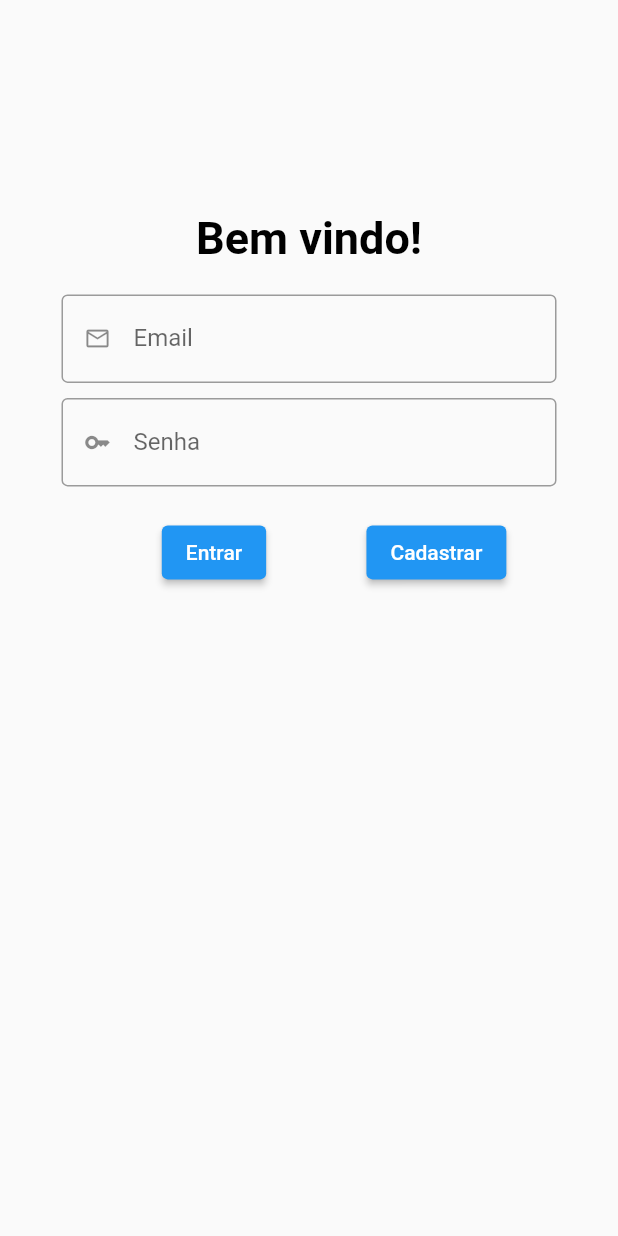
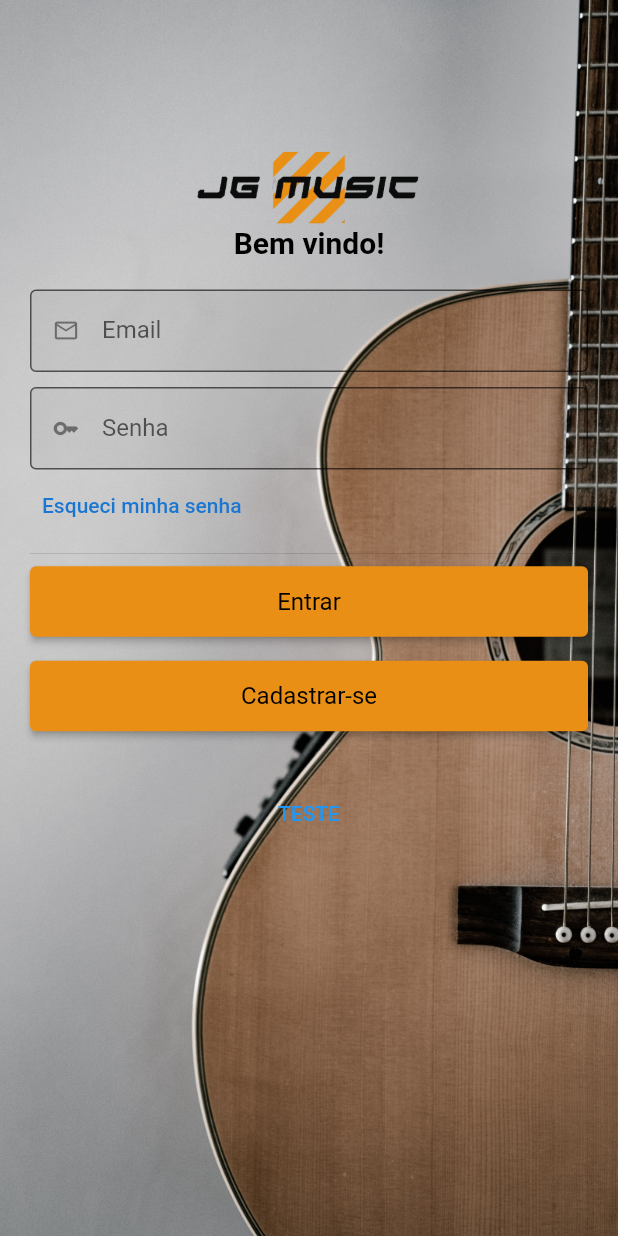
Before and after one commit to JGuilhermeSN/Music-Store-app, a Flutter app: the screen it shows after launch, on a phone screen of 412 x 824 dp. Run offline on Flutter 3.47's test engine with Material 2 defaults, Android fonts, the phone set to English and light mode, and no system bars; our stand-ins replace cloud_firestore, firebase_auth, firebase_core; accounts and stored records are empty.

Commit message:
melhorias de telas e algumas atualizações

```diff
--- /dev/null
+++ b/lib/helpers/block_button.dart
@@ -0,0 +1,27 @@
+import 'package:flutter/material.dart';
+
+class BlockButton extends StatelessWidget {
+  final Text label;
+  final Function()? onPressed;
+
+  final buttonStyle = ElevatedButton.styleFrom(
+    onPrimary: Colors.black,
+    primary: const Color.fromARGB(255, 233, 143, 21),
+    textStyle: const TextStyle(
+      fontSize: 16,
+    ),
+    padding: const EdgeInsets.all(14),
+  );
+
+  BlockButton({Key? key, required this.label, required this.onPressed})
+      : super(key: key);
+
+  @override
+  Widget build(BuildContext context) {
+    return SizedBox(
+      width: MediaQuery.of(context).size.width,
+      child: ElevatedButton(
+          style: buttonStyle, onPressed: onPressed, child: label),
+    );
+  }
+}
--- a/lib/main.dart
+++ b/lib/main.dart
@@ -1,16 +1,16 @@
+// import 'package:musicstore_app/screens/utils/cart_screen.dart';
+// import 'package:musicstore_app/models/products/cart_storage.dart';
 import 'package:firebase_core/firebase_core.dart';
 import 'package:flutter/material.dart';
-// import 'package:musicstore_app/models/products/cart_storage.dart';
 import 'package:musicstore_app/screens/home/homepage.dart';
 import 'package:musicstore_app/screens/login/login_screen.dart';
 import 'package:musicstore_app/screens/login/signup_screen.dart';
-import 'package:musicstore_app/screens/utils/cart_screen.dart';
 import 'firebase_options.dart';
 
 void main() async {
-  await Firebase.initializeApp(options: DefaultFirebaseOptions.currentPlatform);
   WidgetsFlutterBinding.ensureInitialized();
   runApp(const MyApp());
+  await Firebase.initializeApp(options: DefaultFirebaseOptions.currentPlatform);
 }
 
 class MyApp extends StatelessWidget {
--- a/lib/screens/login/login_screen.dart
+++ b/lib/screens/login/login_screen.dart
@@ -1,5 +1,5 @@
-// import 'dart:html';
 import 'package:flutter/material.dart';
+import 'package:musicstore_app/helpers/block_button.dart';
 import 'package:musicstore_app/screens/home/homepage.dart';
 import 'package:musicstore_app/user/user_local.dart';
 import 'package:musicstore_app/user/user_services.dart';
@@ -17,14 +17,19 @@ class _LoginScreenState extends State<LoginScreen> {
   @override
   Widget build(BuildContext context) {
     return Scaffold(
-      body: Form(
-        child: Center(
-          heightFactor: 1.75,
+      body: Container(
+        decoration: const BoxDecoration(
+            image: DecorationImage(
+                image: AssetImage(
+                  'assets/images/annie-spratt-violao_base.jpg',
+                ),
+                fit: BoxFit.cover)),
+        child: Form(
           child: Container(
-            height: 350,
-            width: 350,
-            padding: const EdgeInsets.all(10),
-            alignment: Alignment.topCenter,
+            height: MediaQuery.of(context).size.height,
+            width: MediaQuery.of(context).size.width,
+            padding: const EdgeInsets.only(top: 100, left: 20, right: 20),
+            alignment: Alignment.center,
             decoration: BoxDecoration(
               borderRadius: BorderRadius.circular(10),
             ),
@@ -32,11 +37,21 @@ class _LoginScreenState extends State<LoginScreen> {
               key: _formkey,
               child: Column(
                 children: [
+                  Container(
+                    height: 50,
+                    width: 200,
+                    decoration: const BoxDecoration(
+                        image: DecorationImage(
+                            image: AssetImage(
+                              'assets/images/static-no-backgound.png',
+                            ),
+                            fit: BoxFit.cover)),
+                  ),
                   const Text(
                     "Bem vindo!",
                     style: TextStyle(
                       color: Colors.black,
-                      fontSize: 30,
+                      fontSize: 20,
                       fontWeight: FontWeight.bold,
                     ),
                   ),
@@ -47,9 +62,9 @@ class _LoginScreenState extends State<LoginScreen> {
                     onSaved: (value) => userLocal.email = value,
                     initialValue: userLocal.email,
                     decoration: const InputDecoration(
+                        filled: true,
                         border: OutlineInputBorder(),
-                        contentPadding: EdgeInsets.only(
-                            left: 20, right: 20, top: 30, bottom: 10),
+                        contentPadding: EdgeInsets.all(18),
                         labelText: 'Email',
                         isDense: true,
                         prefixIcon: Padding(
@@ -71,9 +86,9 @@ class _LoginScreenState extends State<LoginScreen> {
                     initialValue: userLocal.password,
                     obscureText: true,
                     decoration: const InputDecoration(
+                        filled: true,
                         border: OutlineInputBorder(),
-                        contentPadding: EdgeInsets.only(
-                            left: 20, right: 20, top: 30, bottom: 10),
+                        contentPadding: EdgeInsets.all(18),
                         labelText: "Senha",
                         isDense: true,
                         prefixIcon: Padding(
@@ -87,14 +102,25 @@ class _LoginScreenState extends State<LoginScreen> {
                       return null;
                     },
                   ),
-                  const SizedBox(
-                    height: 20,
+                  Row(
+                    mainAxisAlignment: MainAxisAlignment.start,
+                    children: [
+                      TextButton(
+                          style: TextButton.styleFrom(),
+                          onPressed: () {},
+                          child: Text(
+                            "Esqueci minha senha",
+                            style: TextStyle(color: Colors.blue.shade700),
+                          )),
+                    ],
                   ),
-                  Row(
-                    mainAxisAlignment: MainAxisAlignment.spaceEvenly,
+                  const Divider(
+                    height: 16,
+                  ),
+                  Column(
                     children: [
-                      const SizedBox(height: 30),
-                      ElevatedButton(
+                      BlockButton(
+                        label: const Text("Entrar"),
                         onPressed: () {
                           if (_formkey.currentState!.validate()) {
                             _formkey.currentState!.save();
@@ -109,12 +135,31 @@ class _LoginScreenState extends State<LoginScreen> {
                             });
                           }
                         },
-                          child: const Text("Entrar")),
-                      const SizedBox(height: 20),
-                      ElevatedButton(
-                          onPressed: onPressed, child: const Text("Cadastrar")),
+                      ),
+                      const SizedBox(height: 15),
                     ],
                   ),
+                  Column(
+                    mainAxisAlignment: MainAxisAlignment.center,
+                    children: [
+                      BlockButton(
+                          label: const Text("Cadastrar-se"),
+                          onPressed: onPressed)
+                    ],
+                  ),
+                  Column(
+                    children: [
+                      const SizedBox(
+                        height: 30,
+                      ),
+                      // BOTAO DE ENTRADA PARA TESTE, REMOVER EM SEGUIDA
+                      TextButton(
+                          onPressed: () {
+                            Navigator.of(context).pushNamed("/home");
+                          },
+                          child: const Text('TESTE'))
+                    ],
+                  )
                 ],
               ),
             ),
--- a/pubspec.yaml
+++ b/pubspec.yaml
@@ -42,9 +42,9 @@ flutter:
   # the material Icons class.
   uses-material-design: true
   # To add assets to your application, add an assets section, like this:
-  # assets:
-  #   - images/a_dot_burr.jpeg
-  #   - images/a_dot_ham.jpeg
+  assets:
+    - assets/images/
+    # - images/a_dot_ham.jpeg
   # An image asset can refer to one or more resolution-specific "variants", see
   # https://flutter.dev/assets-and-images/#resolution-aware.
   # For details regarding adding assets from package dependencies, see
```
Also changed, not shown: lib/screens/home/homepage.dart (+15 -11 lines), lib/screens/home/homepage_screen.dart (+12 -19 lines), lib/screens/login/signup_screen.dart (+27 -14 lines), lib/screens/utils/cart_screen.dart (+8 -2 lines), lib/screens/utils/sales_screen.dart (+34 -15 lines), assets/images/pexels-jessica-lewis-creative.jpg (added), assets/images/static-edited.png (added), assets/images/static-no-backgound.png (added), assets/images/static.png (added), pubspec.lock, 1 other file. Lines whose indentation alone changed are shown as unchanged.
